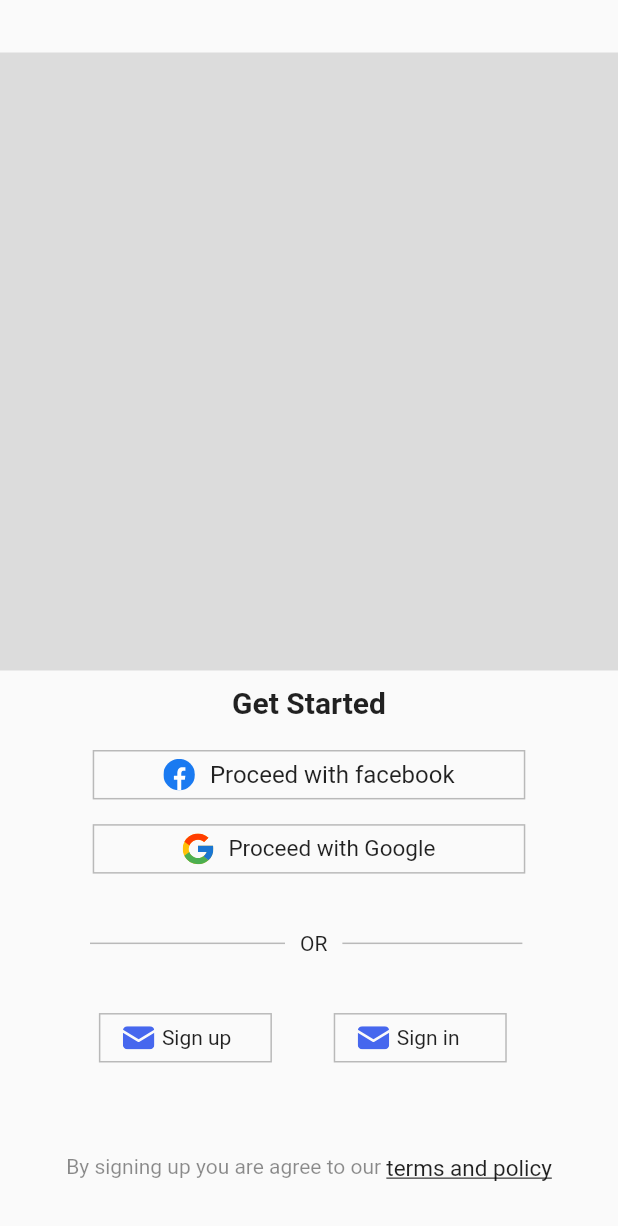
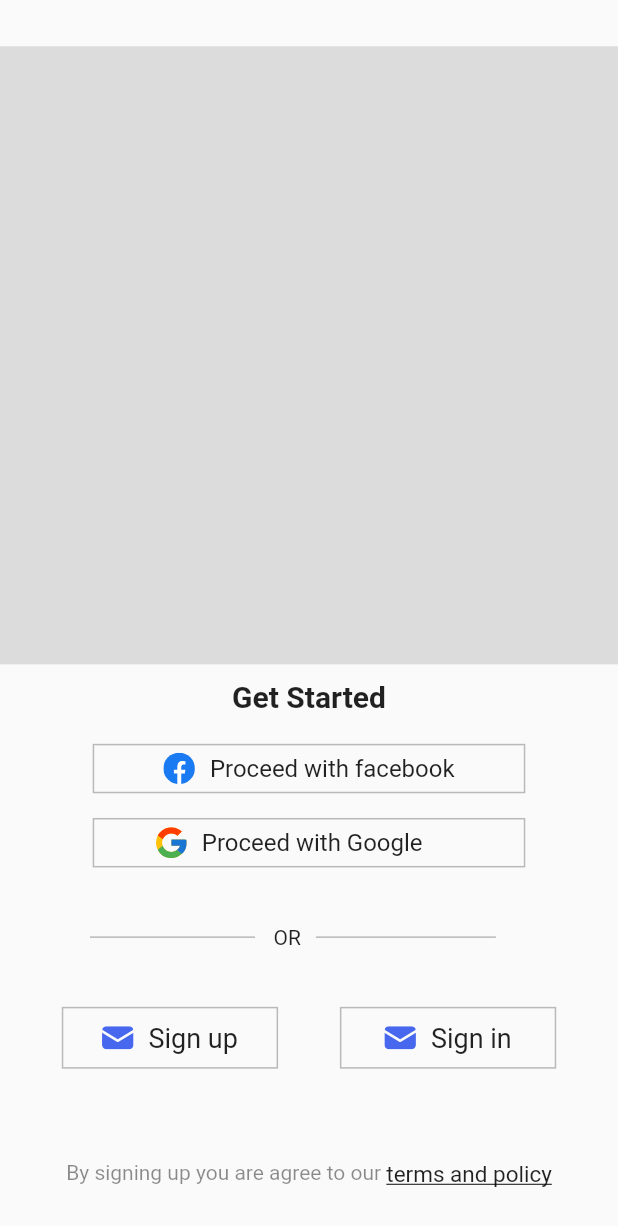
Before and after one commit to shyamganesh-dev/project_app, a Flutter app: the screen it shows after launch, on a phone screen of 412 x 824 dp. Shown: the top 1226 px of the screen. Run offline on Flutter 3.47's test engine with Material 2 defaults, Android fonts, the phone set to English and light mode, and no system bars; our stand-ins replace flutter_svg, roundcheckbox; missing offline and left inert: flutter_form_field_validator; Roboto replaces fonts that are missing (SFProText-Bold.ttf).

```diff
--- a/lib/main.dart
+++ b/lib/main.dart
@@ -1,5 +1,6 @@
 import 'package:flutter/cupertino.dart';
 import "package:flutter/material.dart";
+import "./setup/country.dart";
 import './startscreen/mainscreen.dart';
 
 void main()=> runApp(Matapp());
@@ -8,7 +9,10 @@ class Matapp extends StatelessWidget {
   @override
   Widget build(BuildContext context) {
     return MaterialApp(
-      home: Getstarted(),
+      theme: ThemeData(
+        fontFamily: "SFProText-Bold.ttf",
+      ),
+      home: Getstarted() //Country(),
     );
   }
 }
--- a/lib/startscreen/mainscreen.dart
+++ b/lib/startscreen/mainscreen.dart
@@ -1,3 +1,4 @@
+import 'package:flutter/cupertino.dart';
 import 'package:flutter/material.dart';
 import 'package:flutter_svg/flutter_svg.dart';
 import '../startscreen/signup.dart';
@@ -44,8 +45,7 @@ class Getstarted extends StatelessWidget {
                 ),
               ),
               SizedBox(height:height.size.height*0.02,),
-              Center(
-                child: Container(
+              Container(
                   width: height.size.width*0.7,
                   height: height.size.height*0.04,
                   decoration: BoxDecoration(
@@ -55,27 +55,28 @@ class Getstarted extends StatelessWidget {
                     ),
                   ),
                   child: Row(
-                    mainAxisAlignment: MainAxisAlignment.center,
+                    mainAxisAlignment: MainAxisAlignment.start,
                     children: [
+                      SizedBox(width: height.size.width*0.10,),
                       SvgPicture.asset("assets/Google.svg"),
                       SizedBox(width: 10,),Text("Proceed with Google",
-                        style: TextStyle(fontSize: 15),)
+                        style: TextStyle(fontSize: 16),)
                     ],
 
                   ),
                 ),
-              ),
-              SizedBox(width: 5,),
+             // SizedBox(width: 5,),
               SizedBox(height:height.size.height*0.02,),
               Row(
+                mainAxisAlignment: MainAxisAlignment.start,
                 children: [
                   SizedBox(width: 60, height: 60,),
                   Container(
                     height: 1,
-                    width: 130,
+                    width: 110,
                     color: Colors.black26, //decoration: ,
                   ),
-                  SizedBox(width: 10,),
+                  SizedBox(width: height.size.width*0.03,),
                   Text("OR"),
                   SizedBox(width: 10,),
                   Container(
@@ -90,13 +91,14 @@ class Getstarted extends StatelessWidget {
           SizedBox(height: height.size.height*0.02,),
           Row(
             crossAxisAlignment: CrossAxisAlignment.center,
+            mainAxisAlignment: MainAxisAlignment.center,
             children: [
-              SizedBox(width: height.size.width*0.16),
+              //SizedBox(width: height.size.width*0.16),
               InkWell(
                 onTap: () => Navigator.push(context, MaterialPageRoute(builder: (_)=>Signup())) ,
                 child: Container(
-                  width: height.size.width*0.28,
-                  height: height.size.height*0.04,
+                  width: height.size.width*0.35,
+                  height: height.size.height*0.05,
                   decoration: BoxDecoration(
                     border: Border.all(
                         color: Colors.black26,
@@ -104,11 +106,14 @@ class Getstarted extends StatelessWidget {
                     ),
                   ),
                   child: Row(
+                    mainAxisAlignment: MainAxisAlignment.center,
                     children: [
-                      SizedBox(width: 15,),
+                      //SizedBox(width: 15,),
                       SvgPicture.asset("assets/Email.svg"),
-                      SizedBox(width: 5,),
-                      Text("Sign up")
+                      SizedBox(width: 10,),
+                      Text("Sign up",style: TextStyle(
+                        fontSize: 18
+                      ),)
                     ],
                   ),
                 ),
@@ -117,8 +122,8 @@ class Getstarted extends StatelessWidget {
               InkWell(
                 onTap:()=> Navigator.push(context, MaterialPageRoute(builder: (_)=> Signin())) ,
                 child: Container(
-                  width: height.size.width*0.28,
-                  height: height.size.height*0.04,
+                  width: height.size.width*0.35,
+                  height: height.size.height*0.05,
                   decoration: BoxDecoration(
                     border: Border.all(
                         color: Colors.black26,
@@ -126,11 +131,13 @@ class Getstarted extends StatelessWidget {
                     ),
                   ),
                   child: Row(
+                    mainAxisAlignment: MainAxisAlignment.center,
                     children: [
-                      SizedBox(width: 15,),
                       SvgPicture.asset("assets/Email.svg"),
-                      SizedBox(width: 5,),
-                      Text("Sign in")
+                      SizedBox(width: 10,),
+                      Text("Sign in",style: TextStyle(
+                          fontSize: 18
+                      ),)
                     ],
                   ),
                 ),
--- a/lib/startscreen/signin.dart
+++ b/lib/startscreen/signin.dart
@@ -1,6 +1,7 @@
 import 'package:flutter/material.dart';
+import 'package:project_app/startscreen/signup.dart';
 import '../startscreen/forgot.dart';
-import '../startscreen/signup.dart';
+import '../startscreen/mainscreen.dart';
 
 class Signin extends StatelessWidget {
   @override
@@ -9,7 +10,7 @@ class Signin extends StatelessWidget {
     final heights = MediaQuery.of(context);
     return Scaffold(
       appBar: AppBar(
-          leading: IconButton(icon: Icon(Icons.arrow_back,color: Colors.black,), onPressed: ()=> Navigator.pop(context)),
+          leading: IconButton(icon: Icon(Icons.arrow_back,color: Colors.black,), onPressed: ()=> Navigator.push(context, MaterialPageRoute(builder: (_)=>Getstarted()))),
           backgroundColor: Colors.white,
           elevation: 3,
           centerTitle: true,
--- a/lib/startscreen/signup.dart
+++ b/lib/startscreen/signup.dart
@@ -2,6 +2,7 @@
 import "package:flutter/material.dart";
 import 'package:flutter_form_field_validator/flutter_form_field_validator.dart';
 import '../startscreen/signin.dart';
+import '../startscreen/mainscreen.dart';
 
 class Signup extends StatelessWidget {
   @override
@@ -9,7 +10,7 @@ class Signup extends StatelessWidget {
     final heights=MediaQuery.of(context);
     return Scaffold(
       appBar: AppBar(
-        leading: IconButton(icon: Icon(Icons.arrow_back,color: Colors.black,), onPressed: ()=> Navigator.pop(context)),
+        leading: IconButton(icon: Icon(Icons.arrow_back,color: Colors.black,), onPressed: ()=> Navigator.push(context, MaterialPageRoute(builder: (_)=>Getstarted()))),
         backgroundColor: Colors.white,
       elevation: 3,
       centerTitle: true,
```
Also changed, not shown: lib/setup/attended.dart (added, +122 -0 lines), lib/setup/completion.dart (added, +105 -0 lines), lib/setup/expertise.dart (added, +128 -0 lines), pubspec.yaml (+8 -4 lines), assets/FontsFree-Net-SFProText-Bold.ttf (added), assets/idea.svg (added), assets/portfolio.svg (added), pubspec.lock.
